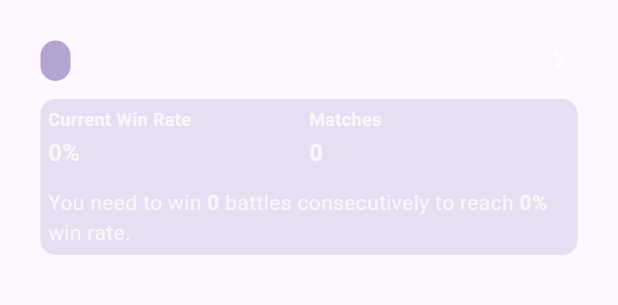
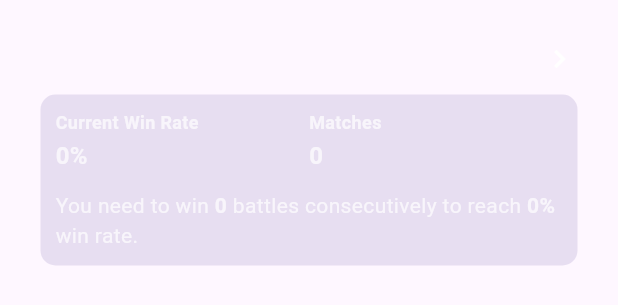
Before and after one commit to Tristaaaaan/Winr, a Flutter app: the RecordContainer widget shown alone on an empty page, opened directly with empty values, on a phone screen of 412 x 824 dp. Shown: the top 305 px of the screen. Run offline on Flutter 3.47's test engine with Material 3 defaults, Android fonts, the phone set to English and light mode, and no system bars; our stand-ins replace flutter_hooks, flutter_riverpod, flutter_svg, freezed_annotation, go_router, hooks_riverpod and 5 more; accounts and stored records are empty.

Commit message:
fix: record container

```diff
--- a/lib/feature/history/presentation/widgets/record_container.dart
+++ b/lib/feature/history/presentation/widgets/record_container.dart
@@ -48,6 +48,12 @@ class RecordContainer extends ConsumerWidget {
         margin: const EdgeInsets.all(12),
 
         decoration: BoxDecoration(
+          border: record.backgroundImage != null
+              ? null
+              : Border.all(
+                  width: 2,
+                  color: Theme.of(context).colorScheme.primary,
+                ),
           borderRadius: BorderRadius.circular(20),
           image: backgroundImage != null
               ? DecorationImage(
@@ -78,7 +84,8 @@ class RecordContainer extends ConsumerWidget {
               Row(
                 mainAxisAlignment: MainAxisAlignment.spaceBetween,
                 children: [
-                  Container(
+                  record.name != ""
+                      ? Container(
                           padding: const EdgeInsets.symmetric(
                             horizontal: 10,
                             vertical: 4,
@@ -90,7 +97,7 @@ class RecordContainer extends ConsumerWidget {
                             ).colorScheme.primary.withValues(alpha: 0.5),
                           ),
                           child: Text(
-                      record.name?.toUpperCase() ?? "          ",
+                            record.name!.toUpperCase(),
                             style: const TextStyle(
                               color: Colors.white,
                               fontSize: 13,
@@ -98,7 +105,8 @@ class RecordContainer extends ConsumerWidget {
                               letterSpacing: 0.5,
                             ),
                           ),
-                  ),
+                        )
+                      : const SizedBox.shrink(),
                   Icon(
                     Icons.chevron_right_outlined,
                     size: 24,
@@ -110,7 +118,7 @@ class RecordContainer extends ConsumerWidget {
               ),
               const SizedBox(height: 12),
               Container(
-                padding: const EdgeInsets.all(5),
+                padding: const EdgeInsets.all(10),
                 decoration: BoxDecoration(
                   borderRadius: BorderRadius.circular(10),
                   color: Theme.of(
```
Lines whose indentation alone changed are shown as unchanged.
